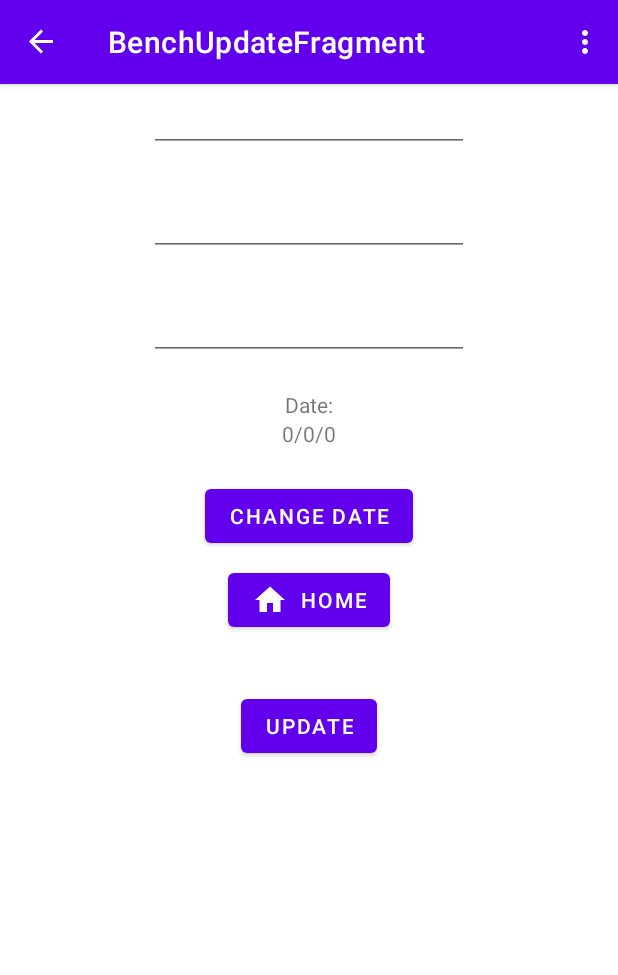
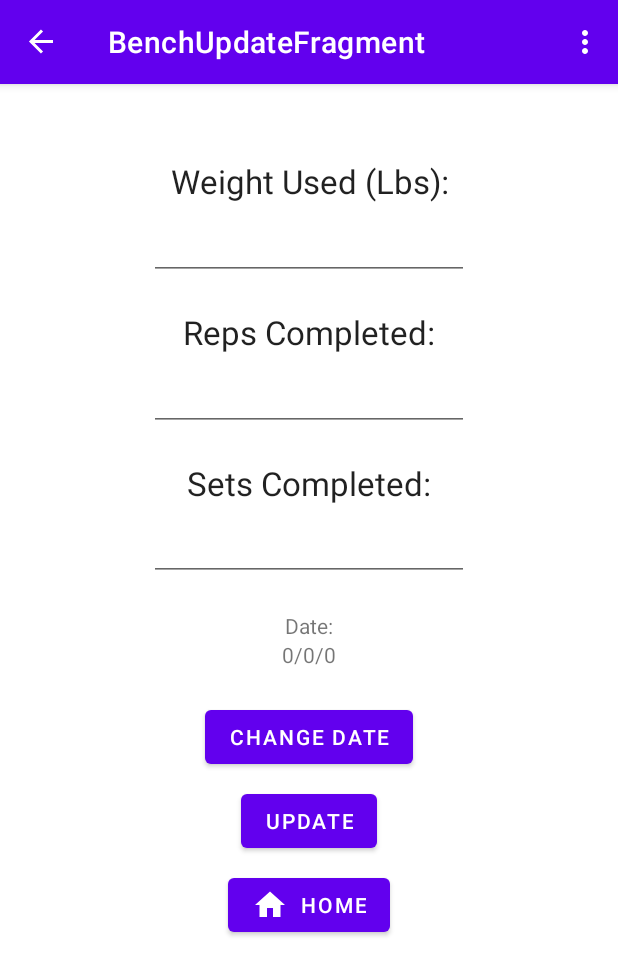
Before and after one commit to wrimicha/WorkoutPal, an Android app: the BenchUpdateFragment screen opened through its navigation route, on a phone screen of 412 x 824 dp. Shown: the top 975 px of the screen. Run offline under Robolectric (Android 15) with nearby library versions, the phone set to English and light mode, and no system bars; our stand-ins replace data binding, navigation-ui; 1 statement that could not run was skipped.

Commit message:
Fixed the Bench Update UI

```diff
--- a/app/src/main/res/layout/fragment_bench_update.xml
+++ b/app/src/main/res/layout/fragment_bench_update.xml
@@ -25,31 +25,58 @@
                 android:text="@{Long.toString(benchInfo.id)}"
                 android:visibility="gone" />
 
+            <TextView
+                android:id="@+id/textView24"
+                android:layout_width="match_parent"
+                android:layout_height="wrap_content"
+                android:layout_marginTop="106dp"
+                android:gravity="center_horizontal"
+                android:text="Weight Used (Lbs):"
+                android:textAppearance="@style/TextAppearance.AppCompat.Large" />
+
             <EditText
                 android:id="@+id/weightUsed"
                 android:layout_width="wrap_content"
                 android:layout_height="45dp"
                 android:ems="10"
+                android:layout_marginTop="6dp"
                 android:inputType="numberDecimal"
                 android:text="@{benchInfo.weight}"
-                android:layout_marginTop="56dp"
                 android:textAlignment="center" />
+
+            <TextView
+                android:id="@+id/textView26"
+                android:layout_width="match_parent"
+                android:layout_height="wrap_content"
+                android:layout_marginTop="20dp"
+                android:gravity="center_horizontal"
+                android:text="Reps Completed:"
+                android:textAppearance="@style/TextAppearance.AppCompat.Large" />
 
             <EditText
                 android:id="@+id/reps"
                 android:layout_width="wrap_content"
                 android:layout_height="wrap_content"
-                android:layout_marginTop="24dp"
+                android:layout_marginTop="6dp"
                 android:ems="10"
                 android:inputType="numberDecimal"
                 android:text="@{benchInfo.reps}"
                 android:textAlignment="center" />
 
+            <TextView
+                android:id="@+id/textView27"
+                android:layout_width="match_parent"
+                android:layout_height="wrap_content"
+                android:layout_marginTop="20dp"
+                android:gravity="center_horizontal"
+                android:text="Sets Completed:"
+                android:textAppearance="@style/TextAppearance.AppCompat.Large" />
+
             <EditText
                 android:id="@+id/sets"
                 android:layout_width="wrap_content"
                 android:layout_height="wrap_content"
-                android:layout_marginTop="24dp"
+                android:layout_marginTop="5dp"
                 android:ems="10"
                 android:inputType="numberDecimal"
                 android:text="@{benchInfo.sets}"
@@ -112,32 +139,34 @@
                 android:text="Change Date" />
 
             <LinearLayout
+                android:id="@+id/hid"
                 android:layout_width="match_parent"
                 android:layout_height="match_parent"
-                android:id="@+id/hid">
+                android:gravity="center_horizontal">
 
                 <CalendarView
                     android:id="@+id/calendarView2"
                     android:layout_width="278dp"
                     android:layout_height="308dp"
                     android:layout_marginBottom="36dp"
-                    android:foregroundGravity="center" />
+                    android:foregroundGravity="center_horizontal" />
             </LinearLayout>
+
+            <Button
+                android:id="@+id/updateBench"
+                android:layout_width="wrap_content"
+                android:layout_height="wrap_content"
+                android:layout_marginTop="8dp"
+                android:text="Update" />
 
             <Button
                 android:id="@+id/back"
                 android:layout_width="wrap_content"
                 android:layout_height="wrap_content"
                 android:layout_marginTop="8dp"
+                android:layout_marginBottom="20dp"
                 android:text="Home"
                 app:icon="@drawable/ic_baseline_home_24"/>
-
-            <Button
-                android:id="@+id/updateBench"
-                android:layout_width="wrap_content"
-                android:layout_height="wrap_content"
-                android:layout_marginTop="36dp"
-                android:text="Update" />
 
         </LinearLayout>
     </androidx.core.widget.NestedScrollView>
```
